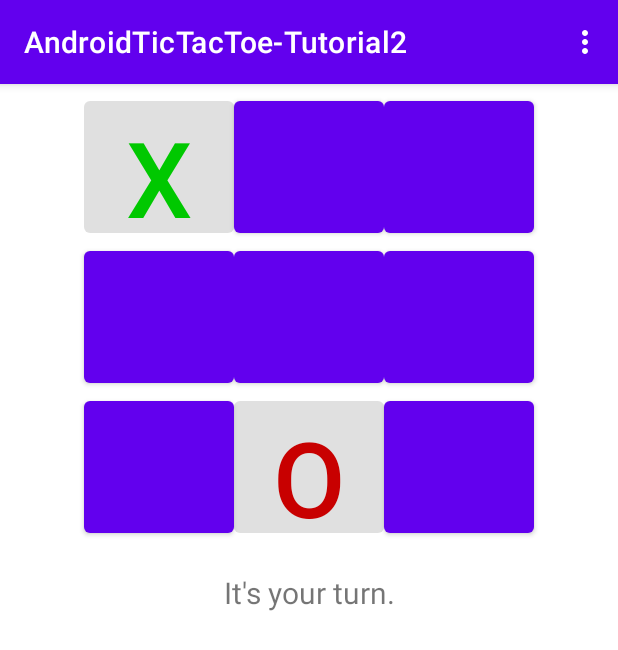
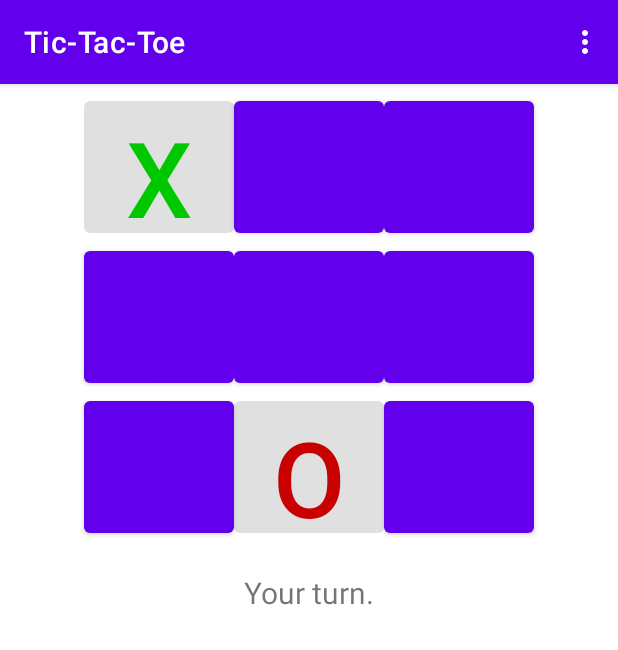
Before and after one commit to AndresRPerez12/DesarrolloAppsMoviles, an Android app: the screen it shows after launch (MainActivity), after a tap on an icon or button, on a phone screen of 412 x 824 dp. Shown: the top 650 px of the screen. Run offline under Robolectric (Android 15) with nearby library versions, the phone set to English and light mode, and no system bars.

Commit message:
Use strings.xml instead of hard coded values.

```diff
--- a/Talleres/Reto3/AndroidTicTacToe/app/src/main/java/co/edu/unal/androidtictactoe_tutorial2/MainActivity.java
+++ b/Talleres/Reto3/AndroidTicTacToe/app/src/main/java/co/edu/unal/androidtictactoe_tutorial2/MainActivity.java
@@ -69,7 +69,7 @@ public class MainActivity extends AppCompatActivity {
         }
 
         // Human goes first
-        mInfoTextView.setText("You go first.");
+        mInfoTextView.setText(R.string.first_human);
     } // End of startNewGame
 
     private void setMove(char player, int location) {
@@ -95,21 +95,21 @@ public class MainActivity extends AppCompatActivity {
                 // If no winner yet, let the computer make a move
                 int winner = mGame.checkForWinner();
                 if (winner == 0) {
-                    mInfoTextView.setText("It's Android's turn.");
+                    mInfoTextView.setText(R.string.turn_computer);
                     int move = mGame.getComputerMove();
                     setMove(TicTacToeGame.COMPUTER_PLAYER, move);
                     winner = mGame.checkForWinner();
                 }
                 if (winner == 0)
-                    mInfoTextView.setText("It's your turn.");
+                    mInfoTextView.setText(R.string.turn_human);
                 else if (winner == 1) {
-                    mInfoTextView.setText("It's a tie!");
+                    mInfoTextView.setText(R.string.result_tie);
                     mGameOver = true;
                 }else if (winner == 2) {
-                    mInfoTextView.setText("You won!");
+                    mInfoTextView.setText(R.string.result_human_wins);
                     mGameOver = true;
                 }else{
-                    mInfoTextView.setText("Android won!");
+                    mInfoTextView.setText(R.string.result_computer_wins);
                     mGameOver = true;
                 }
             }
--- a/Talleres/Reto3/AndroidTicTacToe/app/src/main/res/values/strings.xml
+++ b/Talleres/Reto3/AndroidTicTacToe/app/src/main/res/values/strings.xml
@@ -1,3 +1,9 @@
 <resources>
-    <string name="app_name">AndroidTicTacToe-Tutorial2</string>
+    <string name="app_name">Tic-Tac-Toe</string>
+    <string name="first_human">You go first.</string>
+    <string name="turn_human">Your turn.</string>
+    <string name="turn_computer">Android\'s turn.</string>
+    <string name="result_tie">It\'s a tie.</string>
+    <string name="result_human_wins">You won!</string>
+    <string name="result_computer_wins">Android won!</string>
 </resources>
```
